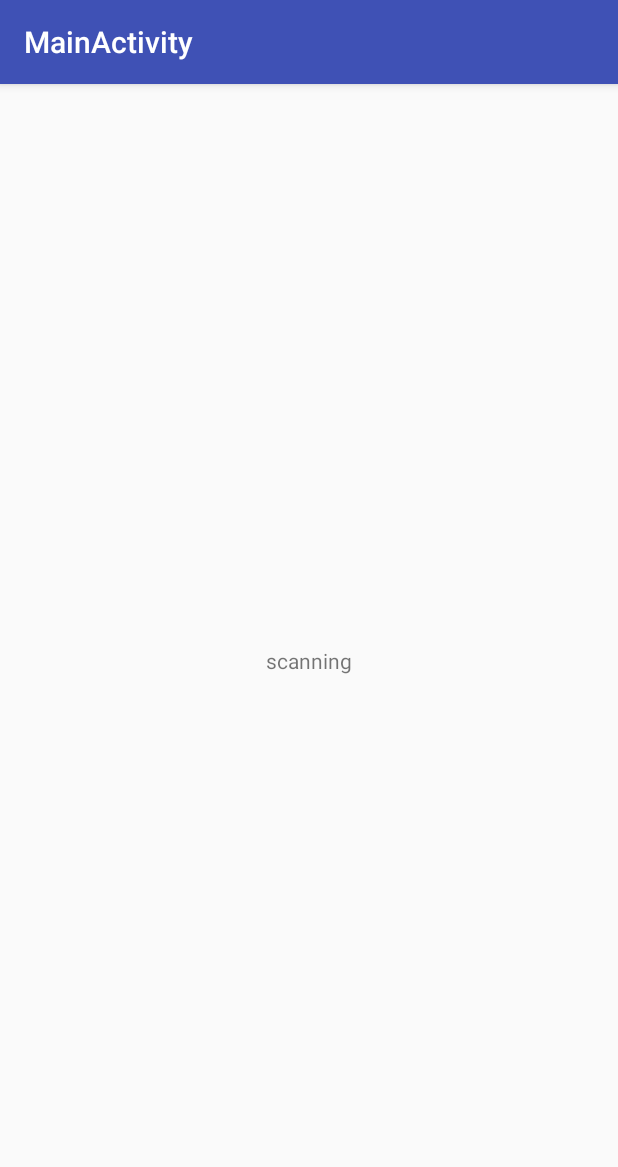
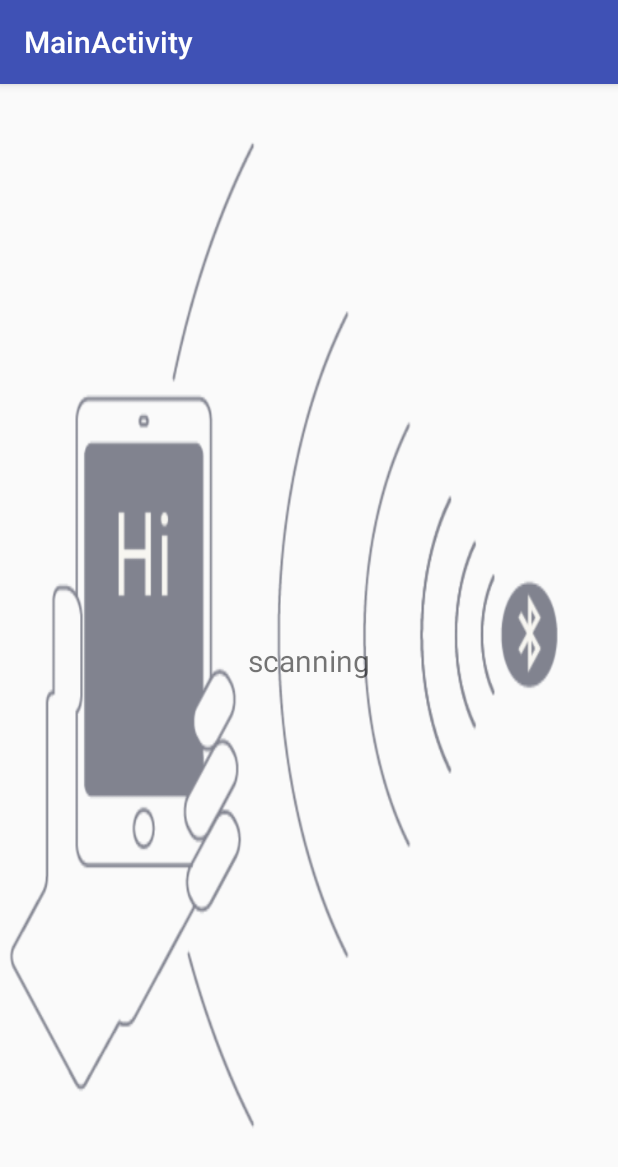
Before and after one commit to fannix/TakeMeHome, an Android app: the screen it shows after launch (MainActivity), on a phone screen of 412 x 824 dp. Shown: the top 1167 px of the screen. Run offline under Robolectric (Android 15) with nearby library versions, the phone set to English and light mode, and no system bars; libraries missing offline, so code that uses them is left out: org.altbeacon.beacon; 7 statements that could not run were skipped.

Commit message:
change background

```diff
--- a/app/src/main/res/layout/activity_main.xml
+++ b/app/src/main/res/layout/activity_main.xml
@@ -4,10 +4,12 @@
     xmlns:tools="http://schemas.android.com/tools"
     android:layout_width="match_parent"
     android:layout_height="match_parent"
+    android:background="@drawable/beacon"
     tools:context="fannix.com.takemehome.MainActivity">
 
     <TextView
         android:id="@+id/textView"
+        android:textSize="20sp"
         android:layout_width="wrap_content"
         android:layout_height="wrap_content"
         android:layout_marginBottom="8dp"
```
Also changed, not shown: app/src/main/res/drawable/beacon.png (added), 1 other file.
